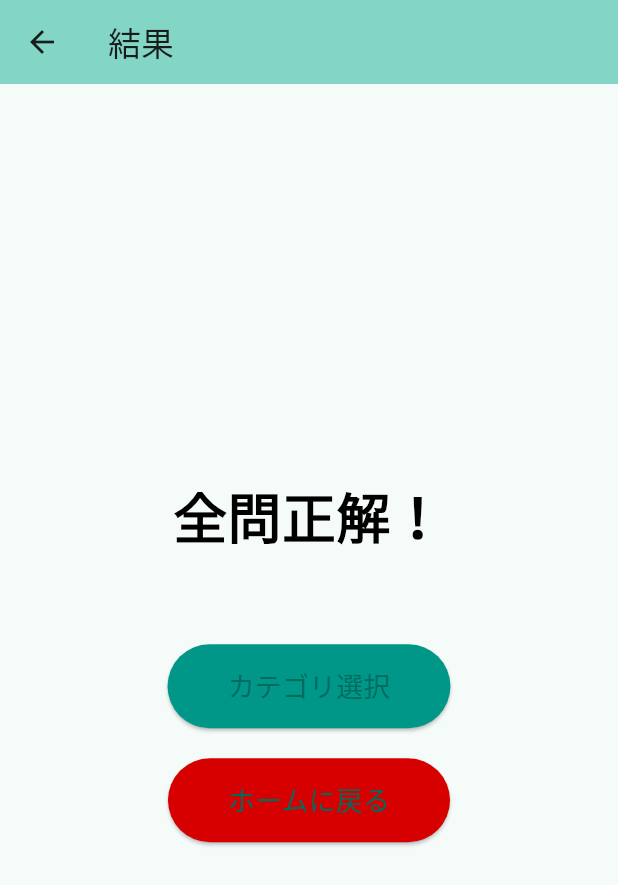
After one commit to HANAUTA/2024_hal_fe_app, a Flutter app: the ResultPage screen opened directly, on a phone screen of 412 x 824 dp. The commit adds this screen. Shown: the top 885 px of the screen. Run offline on Flutter 3.47's test engine with Material 3 defaults, Android fonts, the phone set to English and light mode, and no system bars; our stand-ins replace cloud_firestore, firebase_core, sqflite; accounts and stored records are empty.

Commit message:
PageController追加 result画面追加

```diff
--- a/lib/pages/question_page.dart
+++ b/lib/pages/question_page.dart
@@ -2,6 +2,8 @@ import 'dart:math';
 import 'package:flutter/material.dart';
 import 'package:sqflite/sqflite.dart';
 import 'package:path/path.dart';
+
+import 'result_page.dart';
 
 class QuestionPage extends StatefulWidget {
   final String category;
@@ -29,6 +31,7 @@ class _QuestionPageState extends State<QuestionPage> {
   int quizLength = 0;
   bool isNextExist = false;
   String categoryNum = "";
+  PageController _pageController = PageController();
   ScrollController _scrollController = ScrollController(); // ScrollControllerを追加
   Map<String, String> categoryNumMap = {
     "テクノロジー系まとめ": "1",
@@ -130,7 +133,6 @@ class _QuestionPageState extends State<QuestionPage> {
   Future<void>nextQuestion() async {
     if (nextQuestionIndex < quizLength) {
       setState(() {
-
       _currentTabIndex = 0; // 問題タブに切り替え
       _randomIndex = randomList[nextQuestionIndex];
       nextQuestionIndex++;
@@ -196,6 +198,7 @@ class _QuestionPageState extends State<QuestionPage> {
         ],
         title: Text(widget.category),
       ),
+
       body: Container(
         color: const Color(0xFFE4F9F5),
           child: _isLoading
@@ -227,6 +230,7 @@ class _QuestionPageState extends State<QuestionPage> {
                         setState(() {
                           _currentTabIndex = 0; // "問題"タブがタップされたとき
                         });
+                        _pageController.jumpToPage(0); // PageViewを0ページ目に変更
                       },
                       child: Container(
                         color: _currentTabIndex == 0 ? Colors.pink[200] : Colors.grey[300],
@@ -245,6 +249,7 @@ class _QuestionPageState extends State<QuestionPage> {
                               duration: Duration(milliseconds: 300),
                           curve: Curves.easeOut,);
                         });
+                        _pageController.jumpToPage(1); // PageViewを1ページ目に変更
                       },
                       child: Container(
                         color: _currentTabIndex == 1 ? Colors.pink[200] : Colors.grey[300],
@@ -257,7 +262,9 @@ class _QuestionPageState extends State<QuestionPage> {
               ),
               const SizedBox(height: 10),
               // Question or Explanation content based on the selected tab
+
               if (_currentTabIndex == 0 && quizData.isNotEmpty) ...[
+
                 Container(
                   constraints: BoxConstraints(
                     maxHeight: 180, // 最大高さを指定
@@ -388,6 +395,12 @@ class _QuestionPageState extends State<QuestionPage> {
                 });
               } else {
                 Navigator.pop(context);
+                Navigator.push(
+                    context,
+                    MaterialPageRoute(
+                    builder: (context) => const ResultPage(),
+              ),
+              );
               }
             },
             child: Container(
--- /dev/null
+++ b/lib/pages/result_page.dart
@@ -0,0 +1,64 @@
+import 'package:flutter/material.dart';
+
+class ResultPage extends StatelessWidget {
+  const ResultPage({super.key});
+
+  @override
+  Widget build(BuildContext context) {
+    return Scaffold(
+      appBar: AppBar(
+        title: const Text('結果'),
+        backgroundColor: Theme.of(context).colorScheme.inversePrimary,
+      ),
+      body: Center(
+        child: Padding(
+          padding: const EdgeInsets.all(20.0),
+          child: Column(
+            mainAxisAlignment: MainAxisAlignment.center,
+            children: [
+              const Text(
+                '全問正解！',
+                style: TextStyle(
+                  fontSize: 36,
+                  fontWeight: FontWeight.bold,
+                  color: Colors.black,
+                ),
+              ),
+              const SizedBox(height: 20),
+              const SizedBox(height: 40),
+              ElevatedButton(
+                onPressed: () {
+                  // 再挑戦する処理をここに記述
+                  Navigator.pop(context); // 例として、前の画面に戻る
+                },
+                style: ElevatedButton.styleFrom(
+                  backgroundColor: Colors.teal,
+                  padding: const EdgeInsets.symmetric(horizontal: 40, vertical: 15),
+                ),
+                child: const Text(
+                  'カテゴリ選択',
+                  style: TextStyle(fontSize: 18),
+                ),
+              ),
+              const SizedBox(height: 20),
+              ElevatedButton(
+                onPressed: () {
+                  // ホームに戻る処理をここに記述
+                  Navigator.popUntil(context, (route) => route.isFirst); // ホーム画面に戻る
+                },
+                style: ElevatedButton.styleFrom(
+                  backgroundColor: Color(0xFFD70000),
+                  padding: const EdgeInsets.symmetric(horizontal: 40, vertical: 15),
+                ),
+                child: const Text(
+                  'ホームに戻る',
+                  style: TextStyle(fontSize: 18),
+                ),
+              ),
+            ],
+          ),
+        ),
+      ),
+    );
+  }
+}
```
